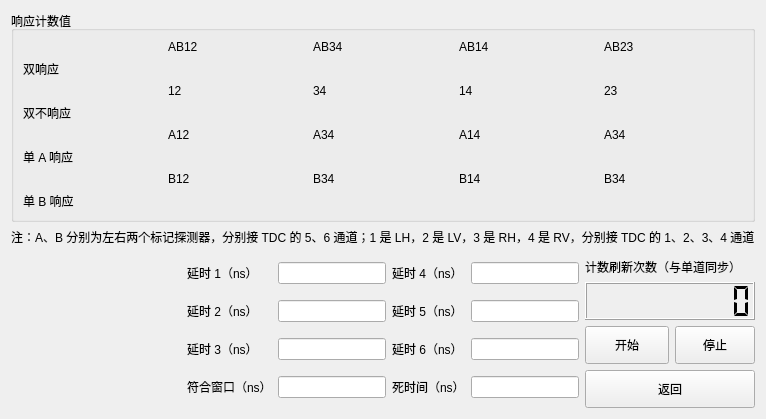
Above: ui/heraldqkdwidget.ui from WhiteChimney/TDC-counter before the change. Below: the same form after it.
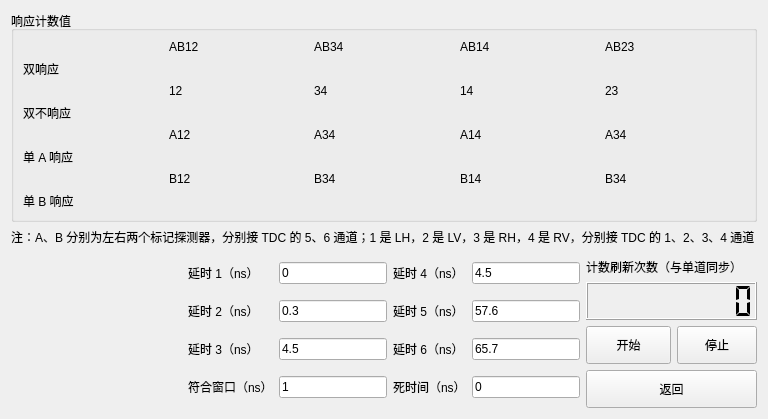
That is the form after the change.

```diff
--- a/ui/heraldqkdwidget.ui
+++ b/ui/heraldqkdwidget.ui
@@ -6,7 +6,7 @@
    <rect>
     <x>0</x>
     <y>0</y>
-    <width>656</width>
+    <width>768</width>
     <height>419</height>
    </rect>
   </property>
@@ -90,7 +90,11 @@
       </widget>
      </item>
      <item row="2" column="1">
-      <widget class="QLineEdit" name="textDelay3"/>
+      <widget class="QLineEdit" name="textDelay3">
+       <property name="text">
+        <string>4.5</string>
+       </property>
+      </widget>
      </item>
      <item row="0" column="0">
       <widget class="QLabel" name="label_19">
@@ -100,7 +104,11 @@
       </widget>
      </item>
      <item row="1" column="1">
-      <widget class="QLineEdit" name="textDelay2"/>
+      <widget class="QLineEdit" name="textDelay2">
+       <property name="text">
+        <string>0.3</string>
+       </property>
+      </widget>
      </item>
      <item row="0" column="2">
       <widget class="QLabel" name="label_22">
@@ -110,10 +118,18 @@
       </widget>
      </item>
      <item row="0" column="1">
-      <widget class="QLineEdit" name="textDelay1"/>
+      <widget class="QLineEdit" name="textDelay1">
+       <property name="text">
+        <string>0</string>
+       </property>
+      </widget>
      </item>
      <item row="0" column="3">
-      <widget class="QLineEdit" name="textDelay4"/>
+      <widget class="QLineEdit" name="textDelay4">
+       <property name="text">
+        <string>4.5</string>
+       </property>
+      </widget>
      </item>
      <item row="1" column="2">
       <widget class="QLabel" name="label_23">
@@ -137,13 +153,25 @@
       </widget>
      </item>
      <item row="1" column="3">
-      <widget class="QLineEdit" name="textDelay5"/>
+      <widget class="QLineEdit" name="textDelay5">
+       <property name="text">
+        <string>57.6</string>
+       </property>
+      </widget>
      </item>
      <item row="2" column="3">
-      <widget class="QLineEdit" name="textDelay6"/>
+      <widget class="QLineEdit" name="textDelay6">
+       <property name="text">
+        <string>65.7</string>
+       </property>
+      </widget>
      </item>
      <item row="5" column="1">
-      <widget class="QLineEdit" name="textTolerance"/>
+      <widget class="QLineEdit" name="textTolerance">
+       <property name="text">
+        <string>1</string>
+       </property>
+      </widget>
      </item>
      <item row="5" column="2">
       <widget class="QLabel" name="label_17">
@@ -153,7 +181,11 @@
       </widget>
      </item>
      <item row="5" column="3">
-      <widget class="QLineEdit" name="textDeadTime"/>
+      <widget class="QLineEdit" name="textDeadTime">
+       <property name="text">
+        <string>0</string>
+       </property>
+      </widget>
      </item>
      <item row="2" column="0">
       <widget class="QLabel" name="label_21">
```
